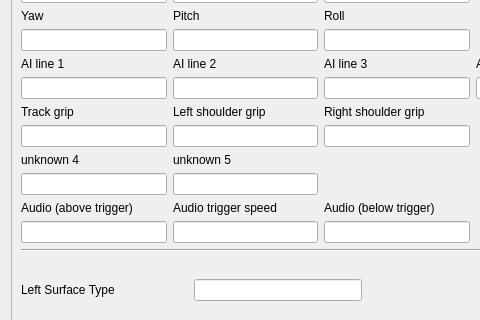
Above: TrackEditor/EditDataWidget.ui from Zizin13/Roller before the change; both pictures show x 0 to 480 and y 222 to 542 of the 656 by 680 pixel window. Below: the same form after it.
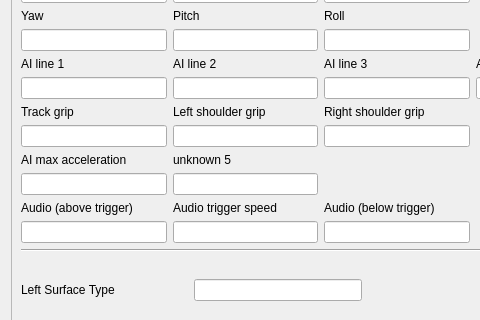
That is the form after the change.

Diff of the .ui file:
```diff
--- a/TrackEditor/EditDataWidget.ui
+++ b/TrackEditor/EditDataWidget.ui
@@ -359,7 +359,7 @@
          <item row="10" column="0">
           <widget class="QLabel" name="label_27">
            <property name="text">
-            <string>unknown 4</string>
+            <string>AI max acceleration</string>
            </property>
           </widget>
          </item>
```
Left out of the diff: 2 changed lines with no effect on the pictures.
